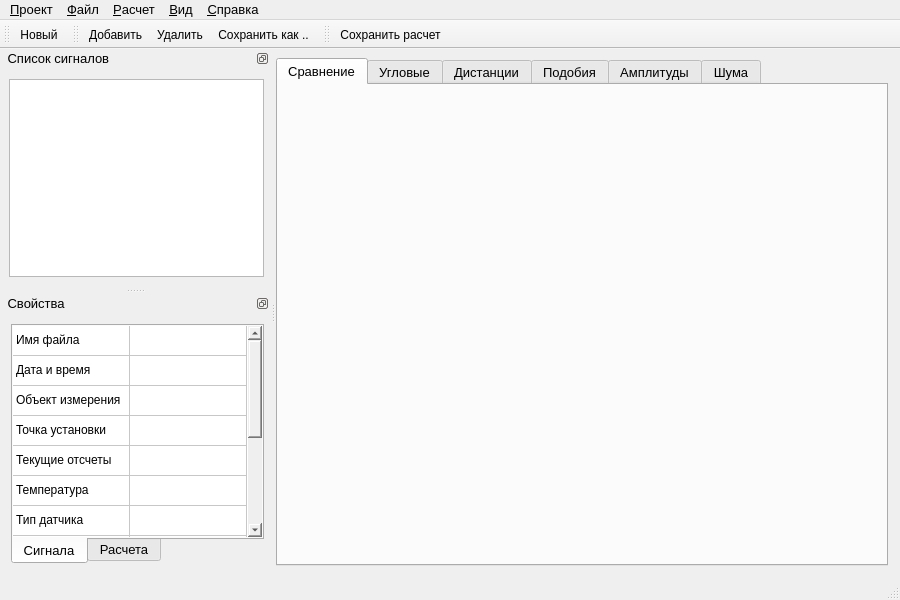
Old version of the form gui/MainWindow.ui in the repository Qinterfly/EvalSig.
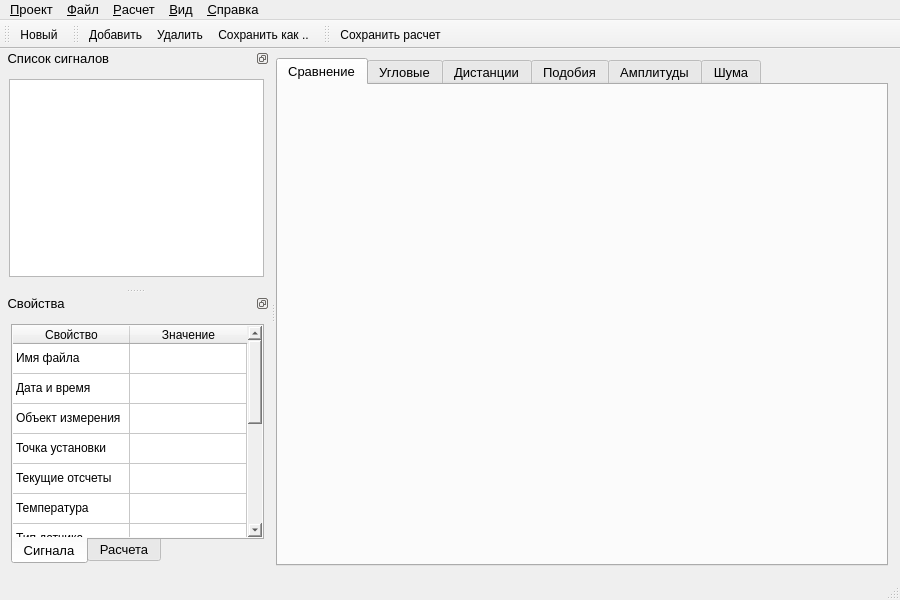
New version of the form. Icons and pictures are not drawn. Custom widgets are drawn as their Qt base class.

Diff of the .ui file:
```diff
--- a/gui/MainWindow.ui
+++ b/gui/MainWindow.ui
@@ -558,7 +558,7 @@
             <number>13</number>
            </property>
            <attribute name="horizontalHeaderVisible">
-            <bool>false</bool>
+            <bool>true</bool>
            </attribute>
            <attribute name="horizontalHeaderCascadingSectionResizes">
             <bool>false</bool>
```
